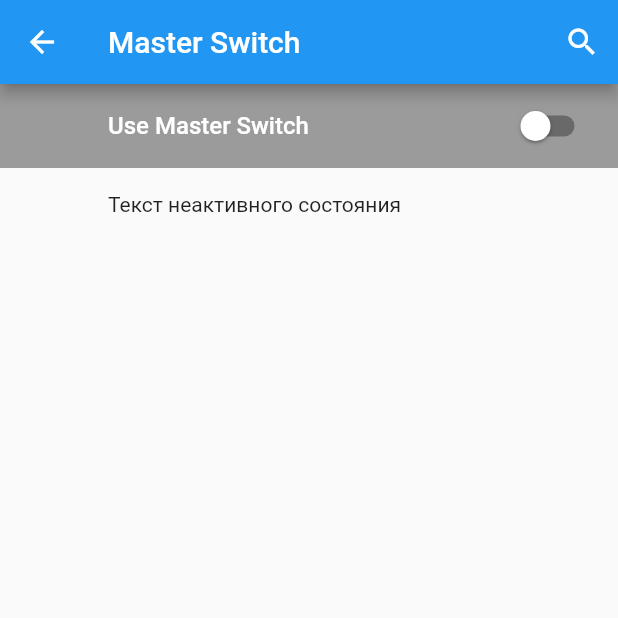
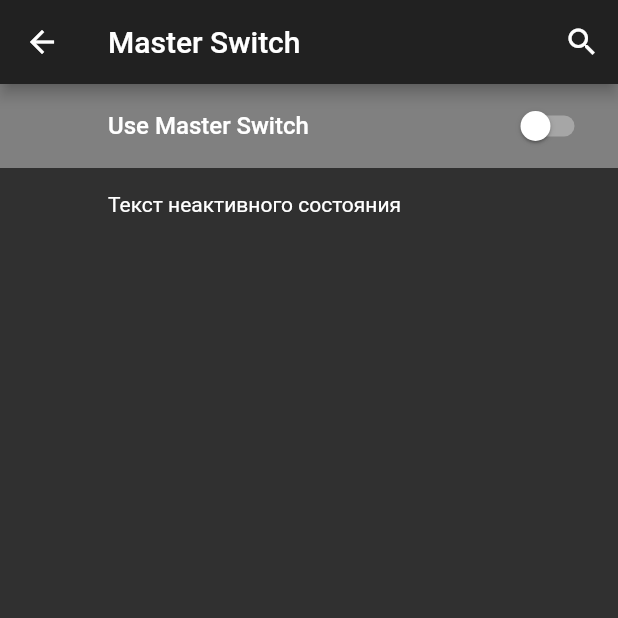
Before and after one commit to not-google/flutter-settings, a Flutter app: the screen it shows after launch, after a tap on "Master Switch", on a phone screen of 412 x 824 dp, the top half of it. Run offline on Flutter 3.47's test engine with Material 2 defaults, Android fonts, the phone set to English and light mode, and no system bars.

Commit message:
fix(Section): color in dark and light mode

```diff
--- a/lib/main.dart
+++ b/lib/main.dart
@@ -318,7 +318,7 @@ class App extends StatelessWidget {
         )
       },
       initialRoute: SettingsPage.routeName,
-      theme: ThemeData.light(),
+      theme: ThemeData.dark(),
     );
   }
 }
--- a/lib/section.dart
+++ b/lib/section.dart
@@ -22,14 +22,16 @@ class Section extends StatelessWidget {
   final bool enabled;
   final bool showTopDivider;
   final bool showBottomDivider;
+
   Widget _buildTitle(BuildContext context) {
     if (title == null) return Container();
-
+    ThemeData theme = Theme.of(context);
+    Color color = title.style?.color ?? theme.accentColor;
     return Container(
       alignment: Alignment.centerLeft,
       child: DefaultTextStyle(
-        style: (title.style ?? Theme.of(context).textTheme.body1).copyWith(
-          color: title.style?.color ?? Theme.of(context).primaryColor
+        style: (title.style ?? theme.textTheme.body1).copyWith(
+          color: color
         ),
         child: title,
       ),
--- a/lib/settings_menu_item.dart
+++ b/lib/settings_menu_item.dart
@@ -42,7 +42,7 @@ class SettingsPatternBuilder<T> extends StatelessWidget {
   SettingsPatternBuilder({
     Key key,
     this.id,
-    @required this.label,
+    this.label,
     @required this.builder,
     @required this.value,
     this.enabled = true,
@@ -60,7 +60,9 @@ class SettingsPatternBuilder<T> extends StatelessWidget {
     this.showTopDivider,
     this.showBottomDivider,
     @required this.pattern,
-  });
+  }) :
+    assert(builder != null),
+    super(key: key);
 
   final String id;
   final Text label;
```
